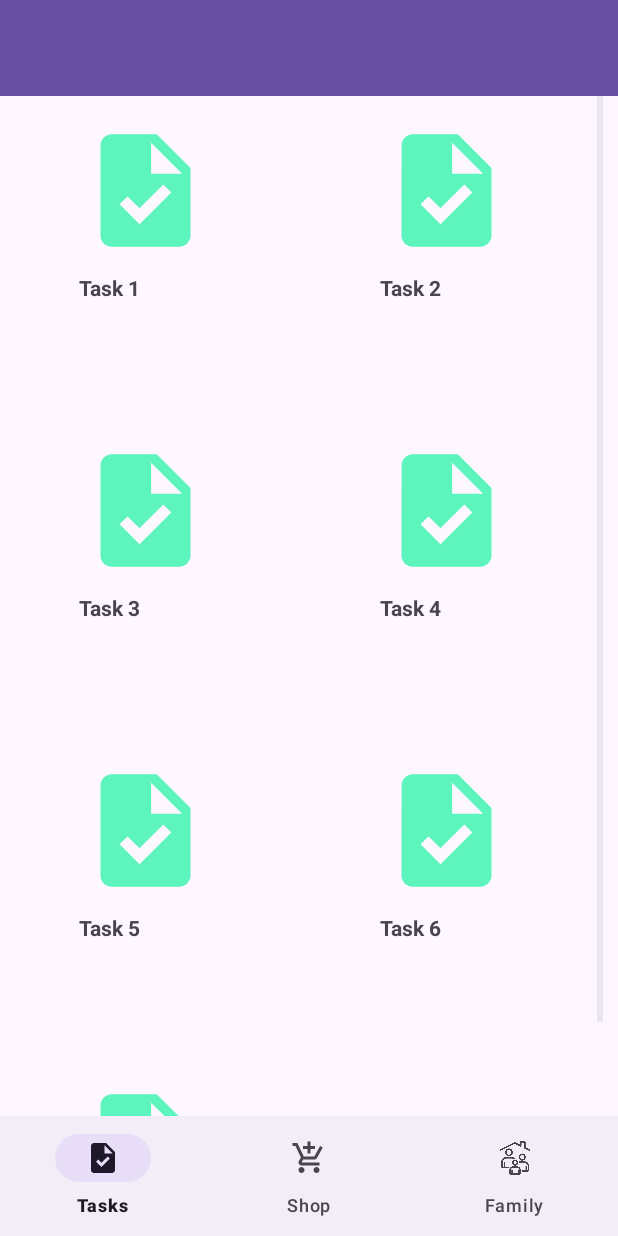
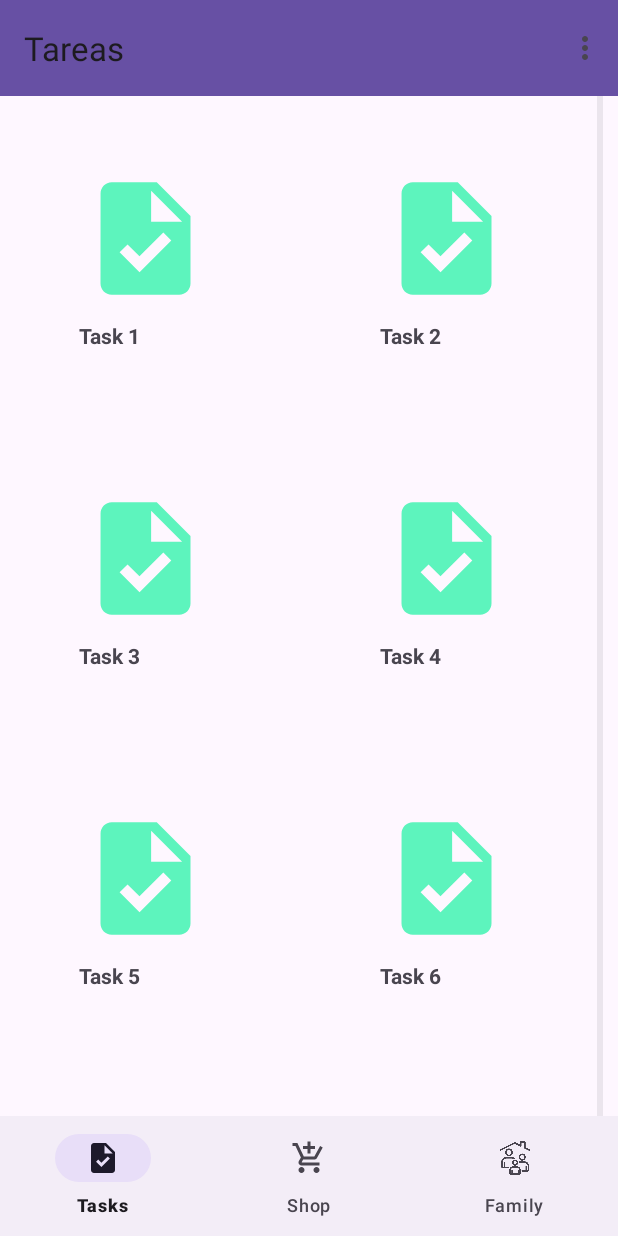
Before and after one commit to UniExtremadura/gps-project-ea03, an Android app: the HomeActivity screen opened directly, with no data from a screen before it, on a phone screen of 412 x 824 dp. Run offline under Robolectric (Android 15) with nearby library versions, the phone set to English and light mode, and no system bars; our stand-ins replace navigation-ui; 1 statement that could not run was skipped.

Commit message:
Menu+Toolbar

```diff
--- a/app/src/main/java/com/example/familycoin/JoinActivity.kt
+++ b/app/src/main/java/com/example/familycoin/JoinActivity.kt
@@ -75,6 +75,7 @@ class JoinActivity : AppCompatActivity() {
                         etUsername.text.toString(),
                         etPassword.text.toString(),
                         typeSwitch,
+                        null,
                         0
                     )
                     if(db.userDao().findByName(user.name) != null) {
@@ -87,6 +88,7 @@ class JoinActivity : AppCompatActivity() {
                                 etUsername.text.toString(),
                                 etPassword.text.toString(),
                                 typeSwitch,
+                                null,
                                 0
                             )
                         )
--- a/app/src/main/java/com/example/familycoin/home/HomeActivity.kt
+++ b/app/src/main/java/com/example/familycoin/home/HomeActivity.kt
@@ -4,8 +4,15 @@ import android.content.Context
 import android.content.Intent
 import androidx.appcompat.app.AppCompatActivity
 import android.os.Bundle
+import android.view.Menu
+import android.view.MenuItem
+import android.widget.Toast
+import androidx.appcompat.widget.SearchView
 import androidx.fragment.app.Fragment
 import androidx.navigation.fragment.NavHostFragment
+import androidx.navigation.ui.AppBarConfiguration
+import androidx.navigation.ui.navigateUp
+import androidx.navigation.ui.setupActionBarWithNavController
 import androidx.navigation.ui.setupWithNavController
 import com.example.familycoin.R
 
@@ -13,11 +20,12 @@ import com.example.familycoin.databinding.ActivityHomeBinding
 import com.example.familycoin.model.User
 
 class HomeActivity : AppCompatActivity() {
+    private lateinit var appBarConfiguration: AppBarConfiguration
     private lateinit var binding: ActivityHomeBinding
 
-    private lateinit var tasksFragment: TasksFragment
-    private lateinit var shopFragment: ShopFragment
-    private lateinit var familyFragment: FamilyFragment
+    private val navController by lazy {
+        (supportFragmentManager.findFragmentById(R.id.nav_host_fragment) as NavHostFragment).navController
+    }
 
     companion object {
         const val USER_INFO = "USER_INFO"
@@ -45,17 +53,46 @@ class HomeActivity : AppCompatActivity() {
     }
 
     fun setUpUI(user: User) {
-        tasksFragment = TasksFragment()
-        shopFragment = ShopFragment()
-        familyFragment = FamilyFragment()
-
-        //TODO set discoverFragment as default fragment
 
         val navHostFragment = supportFragmentManager.findFragmentById(R.id.nav_host_fragment) as NavHostFragment
-
         binding.bottomNavigation.setupWithNavController(navHostFragment.navController)
 
+        binding.bottomNavigation.setupWithNavController(navController)
+        appBarConfiguration = AppBarConfiguration(
+                setOf(
+                    R.id.tasksFragment,
+                    R.id.shopFragment,
+                    R.id.familyFragment )
+        )
+        setSupportActionBar(binding.toolbar)
+        setupActionBarWithNavController(navController, appBarConfiguration)
+
+
     }
+
+    override fun onSupportNavigateUp(): Boolean {
+        return navController.navigateUp(appBarConfiguration)
+                || super.onSupportNavigateUp()
+    }
+
+    override fun onCreateOptionsMenu(menu: Menu?): Boolean {
+        menuInflater.inflate(R.menu.appbar_menu, menu)
+        return super.onCreateOptionsMenu(menu)
+    }
+
+    override fun onOptionsItemSelected(item: MenuItem) = when (item.itemId) {
+        R.id.action_settings  -> {
+        // User chooses the "Settings" item. Show the app settings UI.
+        Toast.makeText(this, "Settings option", Toast.LENGTH_SHORT).show()
+            true
+        }
+        else -> {
+        // The user's action isn't recognized.
+        // Invoke the superclass to handle it.
+        super.onOptionsItemSelected(item)
+        }
+    }
+
 
     fun setUpListeners() {
     }
--- /dev/null
+++ b/app/src/main/res/drawable/baseline_menu_24.xml
@@ -0,0 +1,5 @@
+<vector android:height="24dp" android:tint="#000000"
+    android:viewportHeight="24" android:viewportWidth="24"
+    android:width="24dp" xmlns:android="http://schemas.android.com/apk/res/android">
+    <path android:fillColor="@android:color/white" android:pathData="M3,18h18v-2L3,16v2zM3,13h18v-2L3,11v2zM3,6v2h18L21,6L3,6z"/>
+</vector>
--- /dev/null
+++ b/app/src/main/res/drawable/baseline_search_24.xml
@@ -0,0 +1,5 @@
+<vector android:height="24dp" android:tint="#000000"
+    android:viewportHeight="24" android:viewportWidth="24"
+    android:width="24dp" xmlns:android="http://schemas.android.com/apk/res/android">
+    <path android:fillColor="@android:color/white" android:pathData="M15.5,14h-0.79l-0.28,-0.27C15.41,12.59 16,11.11 16,9.5 16,5.91 13.09,3 9.5,3S3,5.91 3,9.5 5.91,16 9.5,16c1.61,0 3.09,-0.59 4.23,-1.57l0.27,0.28v0.79l5,4.99L20.49,19l-4.99,-5zM9.5,14C7.01,14 5,11.99 5,9.5S7.01,5 9.5,5 14,7.01 14,9.5 11.99,14 9.5,14z"/>
+</vector>
--- a/app/src/main/res/layout/activity_home.xml
+++ b/app/src/main/res/layout/activity_home.xml
@@ -10,14 +10,13 @@
         android:id="@+id/nav_host_fragment"
         android:name="androidx.navigation.fragment.NavHostFragment"
         android:layout_width="match_parent"
-        android:layout_height="match_parent"
-        android:layout_marginBottom="60dp"
+        android:layout_height="wrap_content"
+        app:defaultNavHost="true"
         app:layout_constraintBottom_toBottomOf="@id/bottom_navigation"
         app:layout_constraintLeft_toLeftOf="parent"
         app:layout_constraintRight_toRightOf="parent"
-        app:layout_constraintTop_toTopOf="parent"
-        app:defaultNavHost="true"
-        app:navGraph="@navigation/home_graphnav"/>
+        app:layout_constraintTop_toBottomOf="@+id/toolbar"
+        app:navGraph="@navigation/home_graphnav" />
 
     <com.google.android.material.bottomnavigation.BottomNavigationView
         android:id="@+id/bottom_navigation"
@@ -34,6 +33,12 @@
         android:elevation="4dp"
         android:popupTheme="@style/ThemeOverlay.AppCompat.Light"
         app:layout_constraintStart_toStartOf="parent"
-        app:layout_constraintTop_toTopOf="parent" />
+        app:layout_constraintTop_toTopOf="parent"
+        />
+
+
+
+
+
 
 </androidx.constraintlayout.widget.ConstraintLayout>
--- /dev/null
+++ b/app/src/main/res/menu/appbar_menu.xml
@@ -0,0 +1,14 @@
+<?xml version="1.0" encoding="utf-8"?>
+
+
+<menu xmlns:android="http://schemas.android.com/apk/res/android" xmlns:app="http://schemas.android.com/apk/res-auto">
+    <item android:id="@+id/action_profile"
+        android:title="@string/action_profile"
+        app:showAsAction="never"/>
+    <item android:id="@+id/action_settings"
+        android:title="@string/action_settings"
+        app:showAsAction="never"/>
+    <item android:id="@+id/action_logout"
+        android:title="@string/action_logout"
+        app:showAsAction="never"/>
+</menu>
--- a/app/src/main/res/navigation/home_graphnav.xml
+++ b/app/src/main/res/navigation/home_graphnav.xml
@@ -8,16 +8,16 @@
     <fragment
         android:id="@+id/tasksFragment"
         android:name="com.example.familycoin.home.TasksFragment"
-        android:label="fragment_tasks"
+        android:label="Tareas"
         tools:layout="@layout/fragment_tasks" />
     <fragment
         android:id="@+id/shopFragment"
         android:name="com.example.familycoin.home.ShopFragment"
-        android:label="fragment_shop"
+        android:label="Tienda"
         tools:layout="@layout/fragment_shop" />
     <fragment
         android:id="@+id/familyFragment"
         android:name="com.example.familycoin.home.FamilyFragment"
-        android:label="fragment_family"
+        android:label="Familia"
         tools:layout="@layout/fragment_family" />
 </navigation>
--- a/app/src/main/res/values/strings.xml
+++ b/app/src/main/res/values/strings.xml
@@ -13,4 +13,8 @@
     <string name="Family_option">Family</string>
     <!-- TODO: Remove or change this placeholder text -->
     <string name="hello_blank_fragment">Hello blank fragment</string>
+    <string name="action_search">search</string>
+    <string name="action_settings">Settings</string>
+    <string name="action_profile">Profile</string>
+    <string name="action_logout">Log Out</string>
 </resources>
```
Also changed, not shown: app/src/main/java/com/example/familycoin/LoginActivity.kt (+9 -0 lines).
